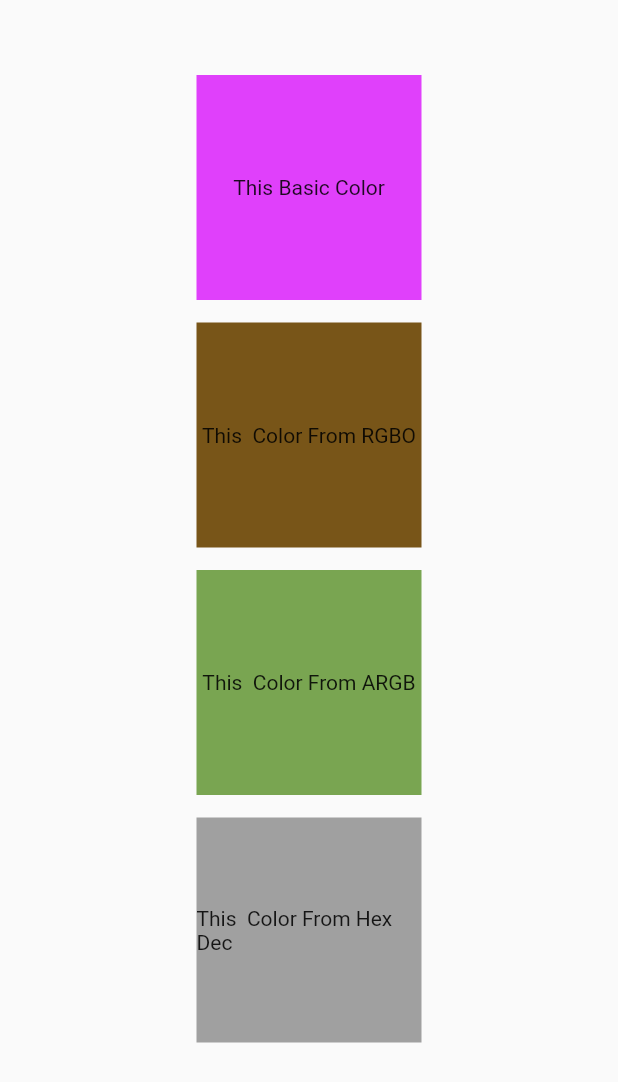
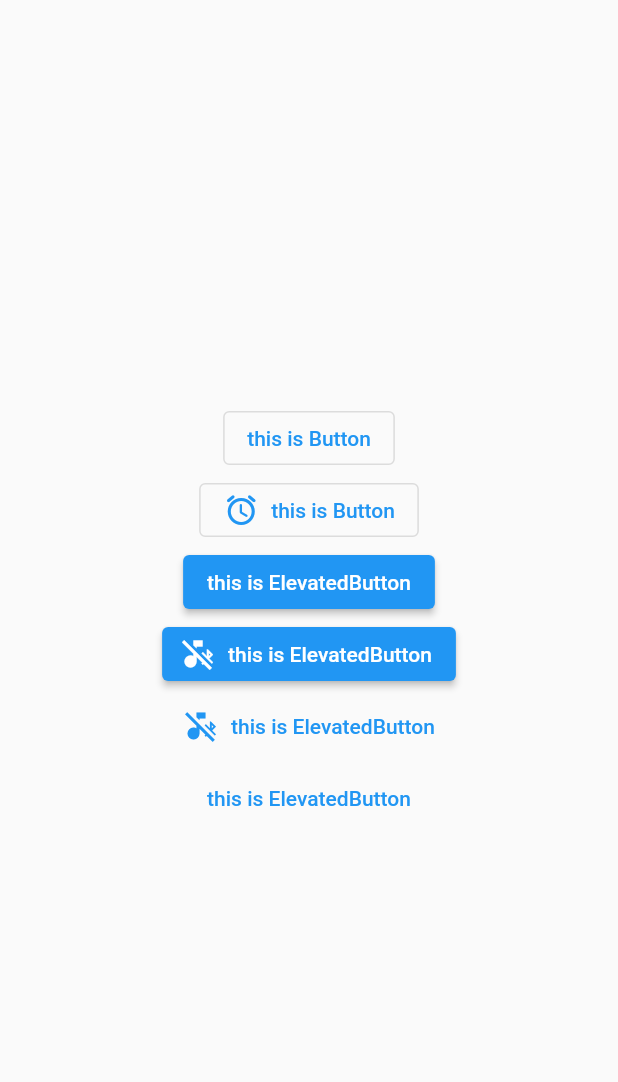
Before and after one commit to mahirAbdAlazimMokhtar/flutter_basic, a Flutter app: the screen it shows after launch, on a phone screen of 412 x 824 dp. Shown: the top 1082 px of the screen. Run offline on Flutter 3.47's test engine with Material 2 defaults, Android fonts, the phone set to English and light mode, and no system bars.

Commit message:
buttons in flutter with icon without icon

```diff
--- a/lib/main.dart
+++ b/lib/main.dart
@@ -1,19 +1,37 @@
 import 'package:flutter/material.dart';
-import 'package:flutter_basic/home_page.dart';
 
 void main() {
-  runApp(const MyApp());
+  runApp(HomePage());
 }
 
-class MyApp extends StatelessWidget {
-  const MyApp({Key? key}) ;
+class HomePage extends StatelessWidget {
+  const HomePage({Key? key}) : super(key: key);
 
   @override
   Widget build(BuildContext context) {
-   return MaterialApp(
-     home: Scaffold(
-       body: HomePage(),
-     ),
-   );
+    return MaterialApp(
+      home: Scaffold(
+        body: Center(
+          child: Column(
+            mainAxisAlignment: MainAxisAlignment.center,
+            children: [
+              OutlinedButton(
+                onPressed: () {},
+                child: const Text('this is Button'),
+              ),
+              OutlinedButton.icon(
+                onPressed: () {},
+                icon: Icon(Icons.access_alarm_rounded),
+                label: const Text('this is Button'),
+              ),
+              ElevatedButton(onPressed: (){}, child: const Text('this is ElevatedButton')),
+              ElevatedButton.icon(onPressed: (){}, icon: Icon(Icons.media_bluetooth_off),label: const Text('this is ElevatedButton'),),
+              TextButton.icon(onPressed: (){}, icon: Icon(Icons.media_bluetooth_off),label: const Text('this is ElevatedButton'),),
+              TextButton(onPressed: (){}, child: const Text('this is ElevatedButton'))
+            ],
+          ),
+        ),
+      ),
+    );
   }
 }
```
